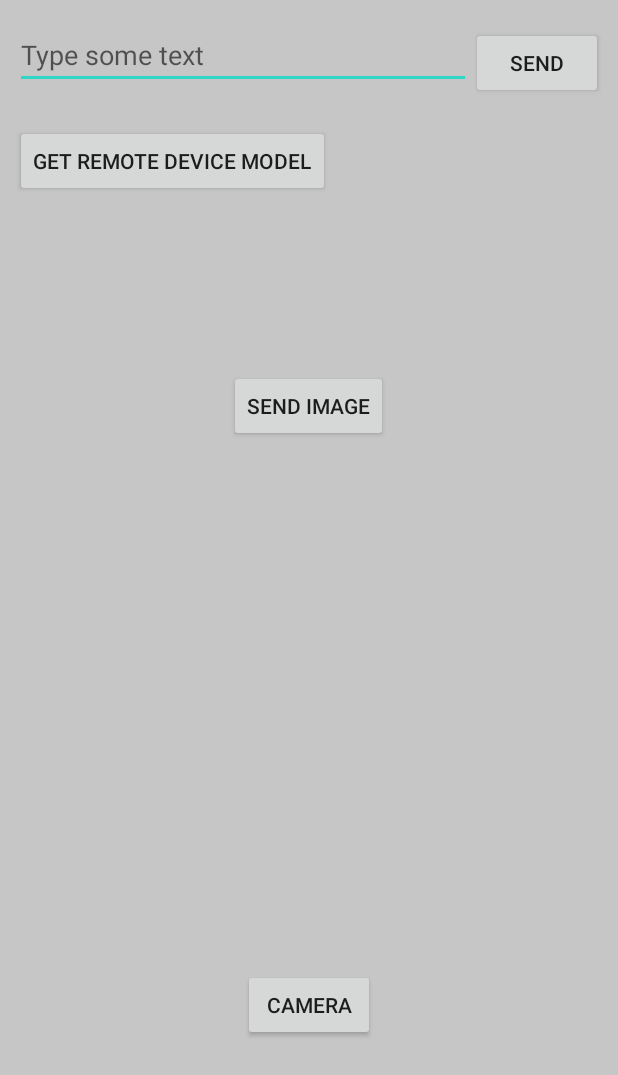
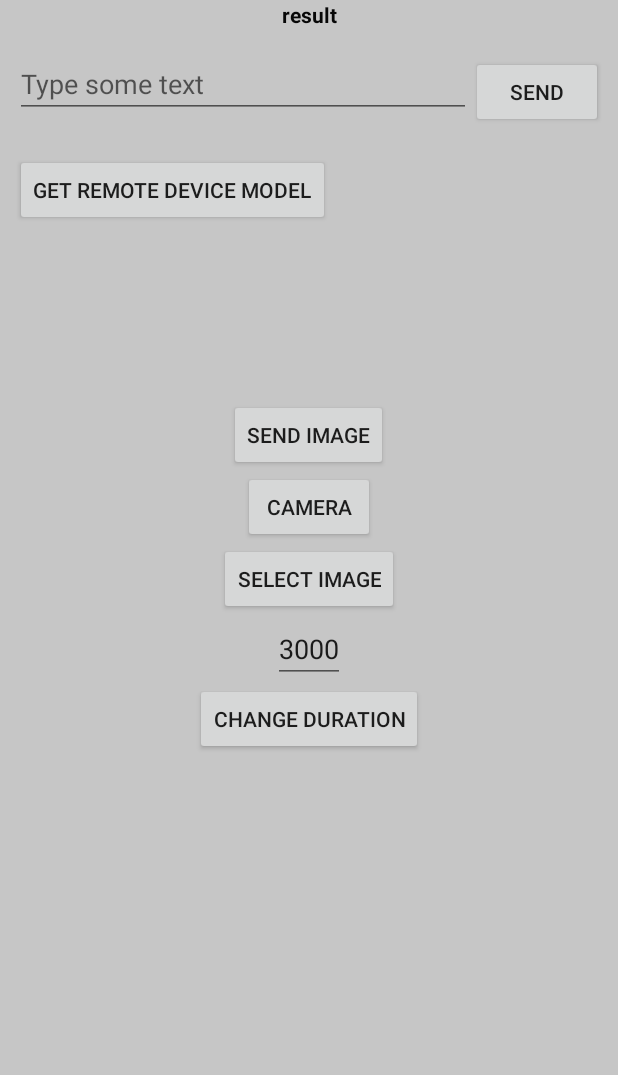
Before and after one commit to Kaleb09/Blade2_Vuzix_App, an Android app: the screen it shows after launch (MainActivitytwo), on a phone screen of 412 x 824 dp. Shown: the top 1075 px of the screen. Run offline under Robolectric (Android 15) with nearby library versions, the phone set to English and light mode, and no system bars; libraries missing offline, so code that uses them is left out: com.vuzix.connectivity; 1 statement that could not run was skipped.

Commit message:
new update

```diff
--- a/app/src/main/java/com/vuzix/connectivitysdksample/MainActivitytwo.java
+++ b/app/src/main/java/com/vuzix/connectivitysdksample/MainActivitytwo.java
@@ -3,9 +3,15 @@ package com.vuzix.connectivitysdksample;
 
 
 import android.Manifest;
+import android.content.BroadcastReceiver;
+import android.content.Context;
 import android.content.Intent;
+import android.content.IntentFilter;
 import android.content.pm.PackageManager;
 import android.graphics.Bitmap;
+import android.graphics.BitmapFactory;
+import android.graphics.drawable.BitmapDrawable;
+import android.graphics.drawable.Drawable;
 import android.net.Uri;
 import android.os.Build;
 import android.os.Bundle;
@@ -27,10 +33,18 @@ import androidx.core.app.ActivityCompat;
 import androidx.core.content.ContextCompat;
 
 import com.vuzix.connectivity.sdk.Connectivity;
+import com.vuzix.connectivity.sdk.Device;
+
+import java.io.ByteArrayOutputStream;
 
 public class MainActivitytwo extends AppCompatActivity {
     int WRITE_EXTERNAL_STORAGE =1;
-
+    private static final String ACTION_SEND = "com.vuzix.connectivitysdksample.SEND";
+    private static final String ACTION_GET = "com.vuzix.connectivitysdksample.GET";
+    private static final String EXTRA_TEXT = "text";
+    private static final String Image = "Image";
+    //phone
+    private EditText mEditText;
     ImageView imageView;
     Button sendimage;
     public static ProgressBar progressBar;
@@ -122,9 +136,25 @@ public class MainActivitytwo extends AppCompatActivity {
 
             }
         });
-       /* if (c.isConnected()) {
-            // Proceed with sending/receiving data
-        }*/
+        mEditText = findViewById(R.id.text);
+        sendimage = findViewById(R.id.sendimage);
+        imageView = findViewById(R.id.imageView);
+        sendimage.setOnClickListener(new View.OnClickListener() {
+            @Override
+            public void onClick(View view) {
+                Drawable drawable = getResources().getDrawable(R.drawable.samplepic);
+                Bitmap bitmap = ((BitmapDrawable) drawable).getBitmap();
+                ByteArrayOutputStream stream = new ByteArrayOutputStream();
+                bitmap.compress(Bitmap.CompressFormat.JPEG, 100, stream);
+                byte[] byteArray = stream.toByteArray();
+                Intent sendIntent = new Intent(ACTION_SEND);
+                sendIntent.setPackage("com.vuzix.connectivitysdksample");
+                sendIntent.putExtra(Image, byteArray);
+                // sendBroadcast(sendIntent);
+                Connectivity.get(MainActivitytwo.this).sendBroadcast(sendIntent);
+                mEditText.setText(null);
+            }
+        });
 
     }
 
@@ -253,7 +283,64 @@ public class MainActivitytwo extends AppCompatActivity {
 
 
 
+    @Override
+    protected void onStart() {
+        super.onStart();
+        registerReceiver(receiver, new IntentFilter(ACTION_SEND));
+    }
 
+    @Override
+    protected void onStop() {
+        super.onStop();
+        unregisterReceiver(receiver);
+    }
+
+    public void sendClicked(View view) {
+        Intent sendIntent = new Intent(ACTION_SEND);
+        sendIntent.setPackage("com.vuzix.connectivitysdksample");
+        sendIntent.putExtra(EXTRA_TEXT, mEditText.getText().toString());
+        //sendBroadcast(sendIntent);
+        Connectivity.get(this).sendBroadcast(sendIntent);
+        mEditText.setText(null);
+    }
+
+    public void getRemoteDeviceModelClicked(View view) {
+        Connectivity connectivity = Connectivity.get(this);
+        Device device = connectivity.getDevice();
+        if (device != null) {
+            Intent getIntent = new Intent(ACTION_GET);
+            getIntent.setPackage("com.vuzix.connectivitysdksample");
+            connectivity.sendOrderedBroadcast(device, getIntent, new BroadcastReceiver() {
+                @Override
+                public void onReceive(Context context, Intent intent) {
+                    String model = getResultData();
+                    if (model != null) {
+                        Toast.makeText(context, model, Toast.LENGTH_SHORT).show();
+                    }
+                }
+            });
+        }
+    }
+
+    private BroadcastReceiver receiver = new BroadcastReceiver() {
+        @Override
+        public void onReceive(Context context, Intent intent) {
+            if (Connectivity.get(context).verify(intent, "com.vuzix.connectivitysdksample")) {
+                String text = intent.getStringExtra(EXTRA_TEXT);
+
+                if (text != null) {
+                    Toast.makeText(context, text, Toast.LENGTH_SHORT).show();
+
+                }
+                byte[] byteArray =intent.getByteArrayExtra(Image);
+                if(byteArray!=null) {
+                    Bitmap bitmap = BitmapFactory.decodeByteArray(byteArray, 0, byteArray.length);
+                    imageView.setImageBitmap(bitmap);
+                }
+
+            }
+            }
+    };
 
 
 
--- a/app/src/main/res/layout/activity_main.xml
+++ b/app/src/main/res/layout/activity_main.xml
@@ -1,22 +1,33 @@
 <?xml version="1.0" encoding="utf-8"?>
-<androidx.constraintlayout.widget.ConstraintLayout xmlns:android="http://schemas.android.com/apk/res/android"
-    xmlns:app="http://schemas.android.com/apk/res-auto"
-    xmlns:tools="http://schemas.android.com/tools"
-    android:layout_width="match_parent"
+<LinearLayout xmlns:android="http://schemas.android.com/apk/res/android" android:layout_width="match_parent"
     android:layout_height="match_parent"
-    android:background="@color/selected"
-    android:backgroundTint="@color/selected"
+    android:background="@color/selected" android:backgroundTint="@color/selected"
     android:orientation="vertical">
+
+    <ProgressBar
+        android:id="@+id/progressBar"
+        android:layout_width="wrap_content"
+        android:layout_height="wrap_content"
+        android:layout_gravity="center"
+        android:layout_marginTop="24dp"
+        android:backgroundTint="#1B1919"
+        android:indeterminateTint="#101010"
+        android:visibility="visible" />
+
+    <TextView
+        android:id="@+id/textView"
+        android:layout_width="match_parent"
+        android:layout_height="wrap_content"
+        android:gravity="center"
+        android:text="result"
+        android:textColor="#070707"
+        android:textIsSelectable="true"
+        android:textStyle="bold" />
 
     <LinearLayout
         android:layout_width="match_parent"
         android:layout_height="wrap_content"
-        android:orientation="vertical"
-        app:layout_constraintBottom_toTopOf="@id/camera"
-        app:layout_constraintEnd_toEndOf="parent"
-        app:layout_constraintStart_toStartOf="parent"
-        app:layout_constraintTop_toTopOf="parent"
-        app:layout_constraintVertical_bias="0.0">
+        android:orientation="vertical">
 
         <LinearLayout
             android:layout_width="match_parent"
@@ -62,93 +73,43 @@
             android:layout_marginTop="5dp"
             android:text="Send image" />
     </LinearLayout>
+
     <Button
         android:id="@+id/camera"
         android:layout_width="wrap_content"
         android:layout_height="wrap_content"
-        android:text="Camera"
-        app:layout_constraintBottom_toBottomOf="parent"
-        app:layout_constraintEnd_toEndOf="parent"
-        app:layout_constraintStart_toStartOf="parent"
-        app:layout_constraintTop_toBottomOf="@id/button2"
-        app:layout_constraintVertical_bias="0.48000002" />
+        android:layout_gravity="center"
+        android:text="Camera" />
+
+    <ImageView
+        android:id="@+id/imageView"
+        android:layout_width="wrap_content"
+        android:layout_height="wrap_content"
+        android:visibility="gone" />
+
+    <Button
+        android:id="@+id/button2"
+        android:layout_width="wrap_content"
+        android:layout_height="wrap_content"
+        android:layout_gravity="center"
+        android:text="Select Image"
+        android:visibility="visible" />
 
     <EditText
         android:id="@+id/duration"
         android:layout_width="wrap_content"
         android:layout_height="wrap_content"
+        android:layout_gravity="center"
         android:inputType="number"
         android:text="3000"
-        android:visibility="gone"
-        app:layout_constraintBottom_toTopOf="@+id/button"
-        app:layout_constraintEnd_toEndOf="parent"
-        app:layout_constraintStart_toStartOf="parent"
-        app:layout_constraintTop_toBottomOf="@+id/textView"
-        app:layout_constraintVertical_bias="0.37" />
-
-    <ProgressBar
-        android:id="@+id/progressBar"
-        style="?android:attr/progressBarStyle"
-        android:layout_width="wrap_content"
-        android:layout_height="wrap_content"
-        android:layout_marginTop="24dp"
-        android:backgroundTint="#1B1919"
-        android:indeterminateTint="#101010"
-        android:visibility="gone"
-        app:layout_constraintBottom_toTopOf="@+id/textView"
-        app:layout_constraintEnd_toEndOf="parent"
-        app:layout_constraintStart_toStartOf="parent"
-        app:layout_constraintTop_toTopOf="parent"
-        app:layout_constraintVertical_bias="0.0" />
-
-    <TextView
-        android:id="@+id/textView"
-        android:layout_width="wrap_content"
-        android:layout_height="wrap_content"
-        android:textColor="#070707"
-        android:textIsSelectable="true"
-        android:textStyle="bold"
-        app:layout_constraintBottom_toTopOf="@+id/button"
-        app:layout_constraintEnd_toEndOf="parent"
-        app:layout_constraintStart_toStartOf="parent"
-        app:layout_constraintTop_toTopOf="parent"
-        app:layout_constraintVertical_bias="0.36" />
-
-    <ImageView
-        android:id="@+id/imageView"
-        android:layout_width="wrap_content"
-        android:layout_height="wrap_content"
-        android:visibility="gone"
-        app:layout_constraintBottom_toBottomOf="parent"
-        app:layout_constraintEnd_toEndOf="parent"
-        app:layout_constraintHorizontal_bias="0.78"
-        app:layout_constraintStart_toStartOf="parent"
-        app:layout_constraintTop_toTopOf="parent"
-        app:layout_constraintVertical_bias="0.120000005"
-        app:srcCompat="@drawable/buna" />
-
-    <Button
-        android:id="@+id/button2"
-        android:layout_width="wrap_content"
-        android:layout_height="wrap_content"
-        android:text="Select Image"
-        android:visibility="gone"
-        app:layout_constraintBottom_toBottomOf="parent"
-        app:layout_constraintEnd_toEndOf="parent"
-        app:layout_constraintStart_toStartOf="parent"
-        app:layout_constraintTop_toBottomOf="@+id/button"
-        app:layout_constraintVertical_bias="0.29000002" />
+        android:visibility="visible" />
 
     <Button
         android:id="@+id/button"
         android:layout_width="wrap_content"
         android:layout_height="wrap_content"
+        android:layout_gravity="center"
         android:text="change duration"
-        android:visibility="gone"
-        app:layout_constraintBottom_toBottomOf="parent"
-        app:layout_constraintEnd_toEndOf="parent"
-        app:layout_constraintStart_toStartOf="parent"
-        app:layout_constraintTop_toTopOf="parent"
-        app:layout_constraintVertical_bias="0.49" />
+        android:visibility="visible" />
 
-</androidx.constraintlayout.widget.ConstraintLayout>
+</LinearLayout>
```
